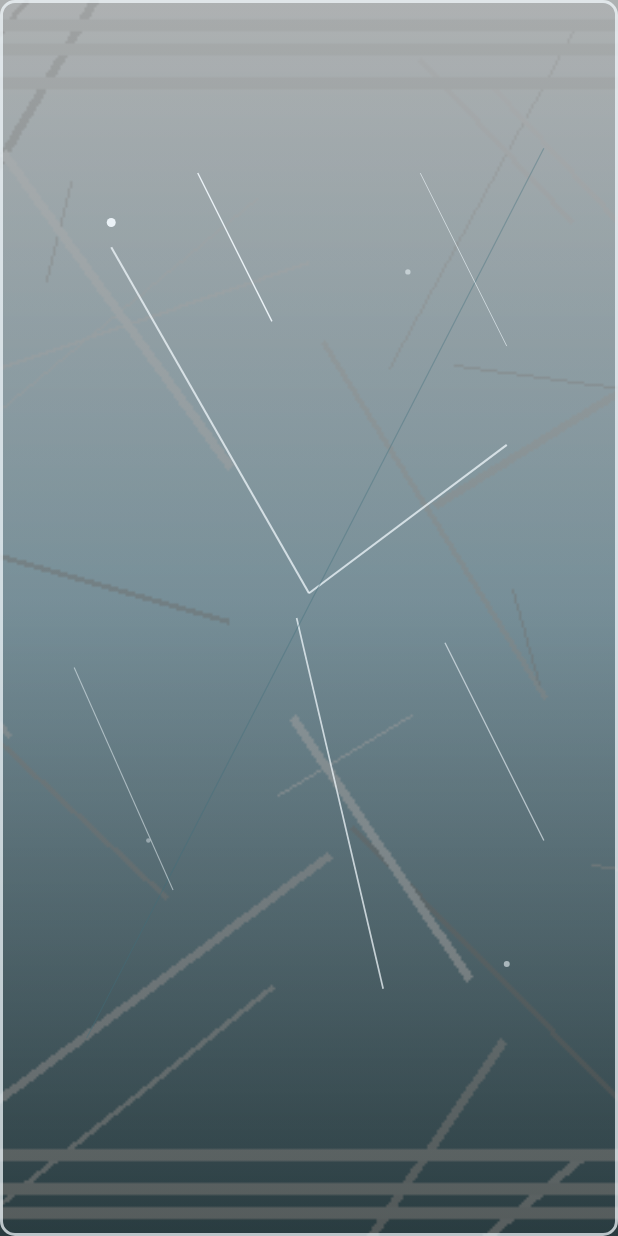
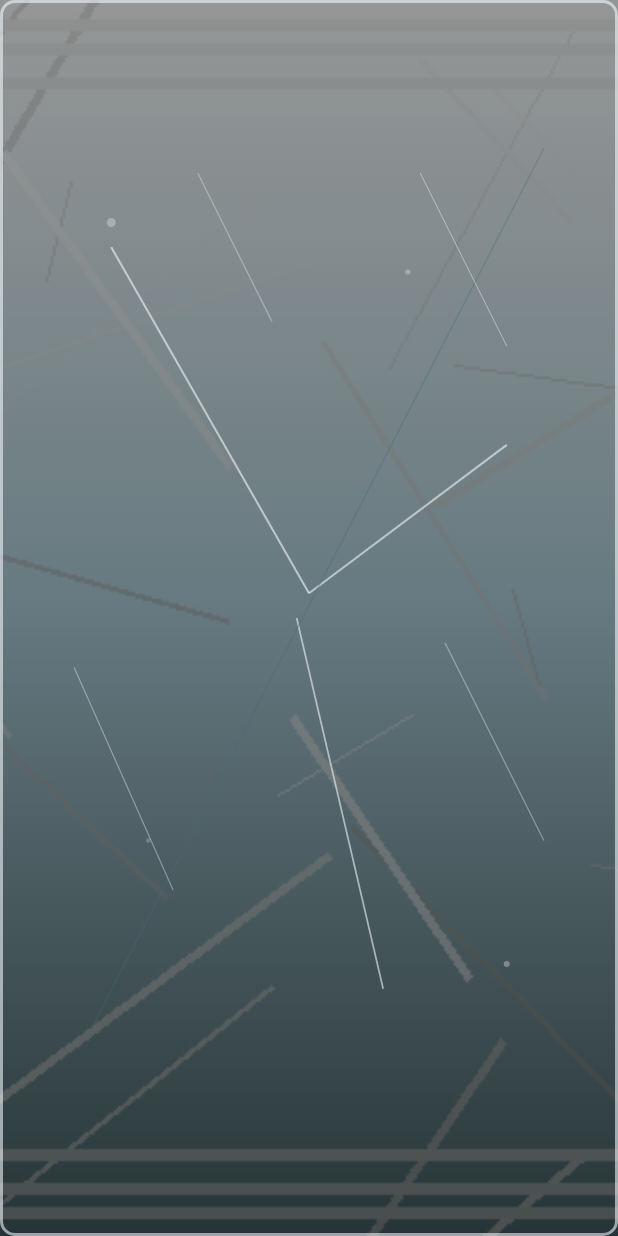
Before and after one commit to LeshaSolo/2048, an Android app built with Jetpack Compose: the composable NobleFrozenTileOverlay called with empty values, on a phone screen of 412 x 824 dp. Run offline under Robolectric (Android 15) with nearby library versions, the phone set to English and light mode, and no system bars.

Commit message:
v1.2: enhanced animations - score popup spring, merge flash, frozen pulse, combo bump

```diff
--- a/app/build.gradle.kts
+++ b/app/build.gradle.kts
@@ -12,8 +12,8 @@ android {
         applicationId = "com.example.noblenumbers"
         minSdk = 31
         targetSdk = 36
-        versionCode = 2
-        versionName = "1.1"
+        versionCode = 3
+        versionName = "1.2"
 
         testInstrumentationRunner = "androidx.test.runner.AndroidJUnitRunner"
 
--- a/app/src/main/java/com/example/noblenumbers/ui/components/GameBoard.kt
+++ b/app/src/main/java/com/example/noblenumbers/ui/components/GameBoard.kt
@@ -49,6 +49,10 @@ import androidx.compose.ui.unit.sp
 import androidx.compose.ui.zIndex
 import com.example.noblenumbers.R
 import androidx.compose.animation.core.tween
+import androidx.compose.animation.core.RepeatMode
+import androidx.compose.animation.core.animateFloat
+import androidx.compose.animation.core.infiniteRepeatable
+import androidx.compose.animation.core.rememberInfiniteTransition
 import com.example.noblenumbers.game.model.Board
 import com.example.noblenumbers.game.model.MoveDirection
 import com.example.noblenumbers.game.model.ScorePopup
@@ -202,32 +206,36 @@ private fun ScorePopupTile(
         visible = true
     }
     val offsetY by animateFloatAsState(
-        targetValue = if (visible) -20f else 0f,
-        animationSpec = tween(durationMillis = 400),
+        targetValue = if (visible) -48f else 0f,
+        animationSpec = tween(durationMillis = 500, easing = androidx.compose.animation.core.FastOutSlowInEasing),
         label = "score-popup-y",
     )
     val alpha by animateFloatAsState(
         targetValue = if (visible) 0f else 1f,
-        animationSpec = tween(durationMillis = 400),
+        animationSpec = tween(durationMillis = 600, delayMillis = 100),
         label = "score-popup-alpha",
     )
-    val fontSize = when {
-        value < 100 -> 16
-        value < 1000 -> 14
-        else -> 12
-    }
+    val popupScale by animateFloatAsState(
+        targetValue = if (visible) 0.4f else 1f,
+        animationSpec = spring(
+            dampingRatio = 0.35f,
+            stiffness = Spring.StiffnessMediumLow,
+        ),
+        label = "score-popup-scale",
+    )
     Text(
         text = "+$value",
         modifier = Modifier
             .offset(x = (cellSize + gap) * column, y = (cellSize + gap) * row + offsetY.dp)
             .size(cellSize)
+            .scale(popupScale)
             .zIndex(5000f),
         color = NoblePalette.GoldLight.copy(alpha = alpha),
         textAlign = androidx.compose.ui.text.style.TextAlign.Center,
         style = androidx.compose.material3.MaterialTheme.typography.titleLarge.copy(
             fontFamily = FontFamily.Serif,
             fontWeight = FontWeight.Bold,
-            fontSize = fontSize.sp,
+            fontSize = when { value < 100 -> 16; value < 1000 -> 14; else -> 12 }.sp,
             shadow = Shadow(
                 color = Color.Black.copy(alpha = 0.6f),
                 offset = Offset(0f, 1f),
@@ -286,10 +294,10 @@ fun NobleTile(
     val scale by animateFloatAsState(
         targetValue = when {
             !visible -> 0.72f
-            tile.isMerging -> 1.12f
+            tile.isMerging -> 1.18f
             else -> 1f
         },
-        animationSpec = spring(dampingRatio = Spring.DampingRatioMediumBouncy),
+        animationSpec = spring(dampingRatio = 0.45f, stiffness = Spring.StiffnessMedium),
         label = "noble-tile-scale",
     )
     val alpha by animateFloatAsState(
@@ -347,9 +355,16 @@ fun NobleTile(
                     size = Size(size.width - 4.dp.toPx(), size.height * 0.32f),
                     cornerRadius = CornerRadius(radius.toPx()),
                 )
-                if (tile.isMerging && glow != null) {
+                if (tile.isMerging) {
+                    val mergeGlow = glow ?: NoblePalette.GoldLight
                     drawRoundRect(
-                        color = glow.copy(alpha = 0.28f),
+                        color = mergeGlow.copy(alpha = 0.12f),
+                        topLeft = Offset(-3.dp.toPx(), -3.dp.toPx()),
+                        size = Size(size.width + 6.dp.toPx(), size.height + 6.dp.toPx()),
+                        cornerRadius = CornerRadius((radius + 2.dp).toPx()),
+                    )
+                    drawRoundRect(
+                        color = mergeGlow.copy(alpha = 0.32f),
                         topLeft = Offset(0f, 0f),
                         size = size,
                         cornerRadius = CornerRadius(radius.toPx()),
@@ -412,45 +427,64 @@ fun NobleFrozenTileOverlay(
     remainingMoves: Int,
     modifier: Modifier = Modifier,
 ) {
+    val infiniteTransition = rememberInfiniteTransition(label = "frozen-pulse")
+    val pulseAlpha by infiniteTransition.animateFloat(
+        initialValue = 0.55f,
+        targetValue = 1f,
+        animationSpec = infiniteRepeatable(
+            animation = tween(durationMillis = 1600, easing = androidx.compose.animation.core.FastOutSlowInEasing),
+            repeatMode = RepeatMode.Reverse,
+        ),
+        label = "frozen-glow",
+    )
+    val sparkleAlpha by infiniteTransition.animateFloat(
+        initialValue = 0.4f,
+        targetValue = 0.9f,
+        animationSpec = infiniteRepeatable(
+            animation = tween(durationMillis = 1100, easing = androidx.compose.animation.core.LinearEasing),
+            repeatMode = RepeatMode.Reverse,
+        ),
+        label = "frozen-sparkle",
+    )
     Box(
         modifier = modifier
             .fillMaxSize()
             .background(
                 Brush.verticalGradient(
                     listOf(
-                        NoblePalette.FrostWhite.copy(alpha = 0.54f),
-                        NoblePalette.IceBlue.copy(alpha = 0.38f),
-                        NoblePalette.DeepIceShadow.copy(alpha = 0.22f),
+                        NoblePalette.FrostWhite.copy(alpha = 0.54f * pulseAlpha),
+                        NoblePalette.IceBlue.copy(alpha = 0.38f * pulseAlpha),
+                        NoblePalette.DeepIceShadow.copy(alpha = 0.22f * pulseAlpha),
                     ),
                 ),
             )
-            .border(2.dp, NoblePalette.FrostWhite.copy(alpha = 0.72f), RoundedCornerShape(10.dp)),
+            .border(2.dp, NoblePalette.FrostWhite.copy(alpha = 0.72f * pulseAlpha), RoundedCornerShape(10.dp)),
     ) {
         Image(
             painter = painterResource(R.drawable.noble_ice_overlay),
             contentDescription = null,
             modifier = Modifier.fillMaxSize(),
             contentScale = ContentScale.Crop,
-            alpha = 0.72f,
+            alpha = 0.72f * pulseAlpha,
         )
         Canvas(modifier = Modifier.fillMaxSize()) {
             val frost = NoblePalette.FrostWhite.copy(alpha = 0.72f)
             val shadow = NoblePalette.DeepIceShadow.copy(alpha = 0.38f)
-            val bright = NoblePalette.FrostWhite.copy(alpha = 0.9f)
+            val bright = NoblePalette.FrostWhite.copy(alpha = 0.9f * sparkleAlpha)
             val w = size.width
             val h = size.height
-            drawLine(frost, Offset(w * 0.18f, h * 0.2f), Offset(w * 0.5f, h * 0.48f), 2.1f)
-            drawLine(frost, Offset(w * 0.5f, h * 0.48f), Offset(w * 0.82f, h * 0.36f), 2.1f)
-            drawLine(frost, Offset(w * 0.48f, h * 0.5f), Offset(w * 0.62f, h * 0.8f), 1.7f)
+            drawLine(frost.copy(alpha = 0.72f * pulseAlpha), Offset(w * 0.18f, h * 0.2f), Offset(w * 0.5f, h * 0.48f), 2.1f)
+            drawLine(frost.copy(alpha = 0.72f * pulseAlpha), Offset(w * 0.5f, h * 0.48f), Offset(w * 0.82f, h * 0.36f), 2.1f)
+            drawLine(frost.copy(alpha = 0.72f * pulseAlpha), Offset(w * 0.48f, h * 0.5f), Offset(w * 0.62f, h * 0.8f), 1.7f)
             drawLine(shadow, Offset(w * 0.14f, h * 0.84f), Offset(w * 0.88f, h * 0.12f), 1.2f)
-            drawLine(bright, Offset(w * 0.32f, h * 0.14f), Offset(w * 0.44f, h * 0.26f), 1.4f)
-            drawLine(bright.copy(alpha = 0.6f), Offset(w * 0.72f, h * 0.52f), Offset(w * 0.88f, h * 0.68f), 1.3f)
-            drawLine(frost.copy(alpha = 0.5f), Offset(w * 0.12f, h * 0.54f), Offset(w * 0.28f, h * 0.72f), 1.1f)
-            drawLine(frost.copy(alpha = 0.55f), Offset(w * 0.68f, h * 0.14f), Offset(w * 0.82f, h * 0.28f), 1.0f)
-            drawCircle(bright, radius = 3.dp.toPx(), center = Offset(w * 0.18f, h * 0.18f))
-            drawCircle(frost.copy(alpha = 0.56f), radius = 2.dp.toPx(), center = Offset(w * 0.82f, h * 0.78f))
-            drawCircle(bright.copy(alpha = 0.5f), radius = 1.8.dp.toPx(), center = Offset(w * 0.66f, h * 0.22f))
-            drawCircle(frost.copy(alpha = 0.4f), radius = 1.5.dp.toPx(), center = Offset(w * 0.24f, h * 0.68f))
+            drawLine(bright.copy(alpha = bright.alpha * sparkleAlpha), Offset(w * 0.32f, h * 0.14f), Offset(w * 0.44f, h * 0.26f), 1.4f)
+            drawLine(bright.copy(alpha = 0.6f * sparkleAlpha), Offset(w * 0.72f, h * 0.52f), Offset(w * 0.88f, h * 0.68f), 1.3f)
+            drawLine(frost.copy(alpha = 0.5f * pulseAlpha), Offset(w * 0.12f, h * 0.54f), Offset(w * 0.28f, h * 0.72f), 1.1f)
+            drawLine(frost.copy(alpha = 0.55f * pulseAlpha), Offset(w * 0.68f, h * 0.14f), Offset(w * 0.82f, h * 0.28f), 1.0f)
+            drawCircle(bright.copy(alpha = bright.alpha * sparkleAlpha), radius = 3.dp.toPx(), center = Offset(w * 0.18f, h * 0.18f))
+            drawCircle(frost.copy(alpha = 0.56f * sparkleAlpha), radius = 2.dp.toPx(), center = Offset(w * 0.82f, h * 0.78f))
+            drawCircle(bright.copy(alpha = 0.5f * sparkleAlpha), radius = 1.8.dp.toPx(), center = Offset(w * 0.66f, h * 0.22f))
+            drawCircle(frost.copy(alpha = 0.4f * sparkleAlpha), radius = 1.5.dp.toPx(), center = Offset(w * 0.24f, h * 0.68f))
         }
         @Suppress("UNUSED_VARIABLE")
         val countdownKeptForSemantics = remainingMoves
```
Also changed, not shown: app/src/main/java/com/example/noblenumbers/ui/components/NobleSurfaces.kt (+18 -1 lines).
